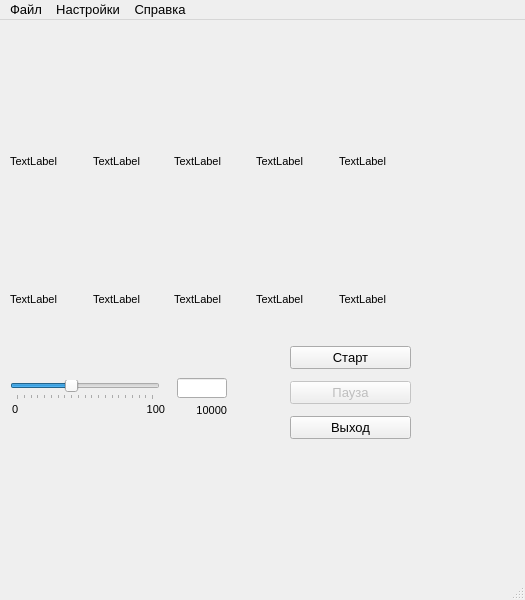
This is window_main.ui in dxdate/VEDRA as Qt 5 draws it before an edit. The edited form follows.
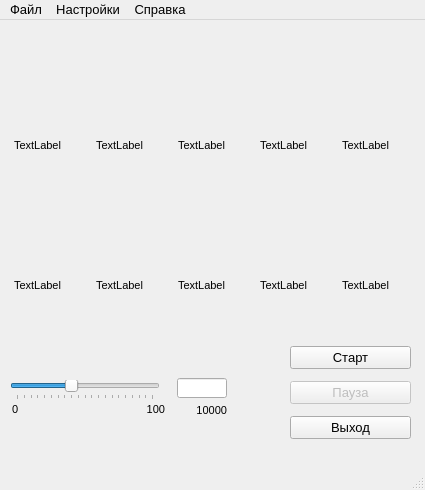
This is the edited form. Icons and pictures are not drawn.

The edit to the form file:
```diff
--- a/window_main.ui
+++ b/window_main.ui
@@ -6,20 +6,20 @@
    <rect>
     <x>0</x>
     <y>0</y>
-    <width>525</width>
-    <height>600</height>
+    <width>425</width>
+    <height>490</height>
    </rect>
   </property>
   <property name="minimumSize">
    <size>
-    <width>525</width>
-    <height>600</height>
+    <width>425</width>
+    <height>490</height>
    </size>
   </property>
   <property name="maximumSize">
    <size>
-    <width>525</width>
-    <height>600</height>
+    <width>425</width>
+    <height>490</height>
    </size>
   </property>
   <property name="font">
@@ -146,18 +146,113 @@
      <set>Qt::AlignRight|Qt::AlignTrailing|Qt::AlignVCenter</set>
     </property>
    </widget>
-   <widget class="QWidget" name="gridLayoutWidget">
+   <widget class="QLabel" name="no_edit_10">
     <property name="geometry">
      <rect>
+      <x>144</x>
+      <y>381</y>
+      <width>21</width>
+      <height>16</height>
+     </rect>
+    </property>
+    <property name="font">
+     <font>
+      <pointsize>8</pointsize>
+      <kerning>false</kerning>
+     </font>
+    </property>
+    <property name="layoutDirection">
+     <enum>Qt::RightToLeft</enum>
+    </property>
+    <property name="text">
+     <string>100</string>
+    </property>
+    <property name="alignment">
+     <set>Qt::AlignRight|Qt::AlignTrailing|Qt::AlignVCenter</set>
+    </property>
+   </widget>
+   <widget class="QLabel" name="no_edit_0">
+    <property name="geometry">
+     <rect>
+      <x>12</x>
+      <y>381</y>
+      <width>16</width>
+      <height>16</height>
+     </rect>
+    </property>
+    <property name="font">
+     <font>
+      <pointsize>8</pointsize>
+     </font>
+    </property>
+    <property name="text">
+     <string>0</string>
+    </property>
+   </widget>
+   <widget class="QSlider" name="slider_speed">
+    <property name="geometry">
+     <rect>
       <x>10</x>
-      <y>40</y>
-      <width>405</width>
-      <height>271</height>
+      <y>360</y>
+      <width>150</width>
+      <height>20</height>
      </rect>
     </property>
-    <layout class="QGridLayout" name="buckets_layout">
-     <item row="1" column="0">
+    <property name="minimumSize">
+     <size>
+      <width>150</width>
+      <height>20</height>
+     </size>
+    </property>
+    <property name="maximumSize">
+     <size>
+      <width>150</width>
+      <height>20</height>
+     </size>
+    </property>
+    <property name="maximum">
+     <number>100</number>
+    </property>
+    <property name="value">
+     <number>40</number>
+    </property>
+    <property name="orientation">
+     <enum>Qt::Horizontal</enum>
+    </property>
+    <property name="tickPosition">
+     <enum>QSlider::TicksBelow</enum>
+    </property>
+    <property name="tickInterval">
+     <number>5</number>
+    </property>
+   </widget>
+   <widget class="QLabel" name="label_bad_num">
+    <property name="geometry">
+     <rect>
+      <x>10</x>
+      <y>30</y>
+      <width>401</width>
+      <height>16</height>
+     </rect>
+    </property>
+    <property name="font">
+     <font>
+      <pointsize>8</pointsize>
+     </font>
+    </property>
+    <property name="text">
+     <string/>
+    </property>
+   </widget>
       <widget class="QLabel" name="label_bucket_1">
+    <property name="geometry">
+     <rect>
+      <x>14</x>
+      <y>110</y>
+      <width>71</width>
+      <height>31</height>
+     </rect>
+    </property>
        <property name="font">
         <font>
          <pointsize>8</pointsize>
@@ -167,9 +262,15 @@
         <string>TextLabel</string>
        </property>
       </widget>
-     </item>
-     <item row="0" column="0">
       <widget class="QLabel" name="bucket_1">
+    <property name="geometry">
+     <rect>
+      <x>11</x>
+      <y>41</y>
+      <width>75</width>
+      <height>75</height>
+     </rect>
+    </property>
        <property name="maximumSize">
         <size>
          <width>16777215</width>
@@ -183,9 +284,15 @@
         <pixmap>images/bucket.png</pixmap>
        </property>
       </widget>
-     </item>
-     <item row="0" column="2">
       <widget class="QLabel" name="bucket_3">
+    <property name="geometry">
+     <rect>
+      <x>175</x>
+      <y>41</y>
+      <width>75</width>
+      <height>75</height>
+     </rect>
+    </property>
        <property name="maximumSize">
         <size>
          <width>16777215</width>
@@ -199,9 +306,15 @@
         <pixmap>images/bucket.png</pixmap>
        </property>
       </widget>
-     </item>
-     <item row="1" column="1">
       <widget class="QLabel" name="label_bucket_2">
+    <property name="geometry">
+     <rect>
+      <x>96</x>
+      <y>110</y>
+      <width>71</width>
+      <height>31</height>
+     </rect>
+    </property>
        <property name="font">
         <font>
          <pointsize>8</pointsize>
@@ -211,9 +324,15 @@
         <string>TextLabel</string>
        </property>
       </widget>
-     </item>
-     <item row="1" column="4">
       <widget class="QLabel" name="label_bucket_5">
+    <property name="geometry">
+     <rect>
+      <x>342</x>
+      <y>110</y>
+      <width>71</width>
+      <height>31</height>
+     </rect>
+    </property>
        <property name="font">
         <font>
          <pointsize>8</pointsize>
@@ -223,9 +342,15 @@
         <string>TextLabel</string>
        </property>
       </widget>
-     </item>
-     <item row="0" column="1">
       <widget class="QLabel" name="bucket_2">
+    <property name="geometry">
+     <rect>
+      <x>93</x>
+      <y>41</y>
+      <width>75</width>
+      <height>75</height>
+     </rect>
+    </property>
        <property name="minimumSize">
         <size>
          <width>0</width>
@@ -248,9 +373,15 @@
         <bool>false</bool>
        </property>
       </widget>
-     </item>
-     <item row="1" column="2">
       <widget class="QLabel" name="label_bucket_3">
+    <property name="geometry">
+     <rect>
+      <x>178</x>
+      <y>110</y>
+      <width>71</width>
+      <height>31</height>
+     </rect>
+    </property>
        <property name="font">
         <font>
          <pointsize>8</pointsize>
@@ -260,9 +391,15 @@
         <string>TextLabel</string>
        </property>
       </widget>
-     </item>
-     <item row="2" column="2">
       <widget class="QLabel" name="bucket_8">
+    <property name="geometry">
+     <rect>
+      <x>175</x>
+      <y>179</y>
+      <width>75</width>
+      <height>75</height>
+     </rect>
+    </property>
        <property name="text">
         <string/>
        </property>
@@ -270,9 +407,15 @@
         <pixmap>images/bucket.png</pixmap>
        </property>
       </widget>
-     </item>
-     <item row="2" column="0">
       <widget class="QLabel" name="bucket_6">
+    <property name="geometry">
+     <rect>
+      <x>11</x>
+      <y>179</y>
+      <width>75</width>
+      <height>75</height>
+     </rect>
+    </property>
        <property name="text">
         <string/>
        </property>
@@ -280,9 +423,15 @@
         <pixmap>images/bucket.png</pixmap>
        </property>
       </widget>
-     </item>
-     <item row="2" column="1">
       <widget class="QLabel" name="bucket_7">
+    <property name="geometry">
+     <rect>
+      <x>93</x>
+      <y>179</y>
+      <width>75</width>
+      <height>75</height>
+     </rect>
+    </property>
        <property name="text">
         <string/>
        </property>
@@ -290,9 +439,15 @@
         <pixmap>images/bucket.png</pixmap>
        </property>
       </widget>
-     </item>
-     <item row="2" column="3">
       <widget class="QLabel" name="bucket_9">
+    <property name="geometry">
+     <rect>
+      <x>257</x>
+      <y>179</y>
+      <width>75</width>
+      <height>75</height>
+     </rect>
+    </property>
        <property name="text">
         <string/>
        </property>
@@ -300,9 +455,15 @@
         <pixmap>images/bucket.png</pixmap>
        </property>
       </widget>
-     </item>
-     <item row="2" column="4">
       <widget class="QLabel" name="bucket_10">
+    <property name="geometry">
+     <rect>
+      <x>339</x>
+      <y>179</y>
+      <width>75</width>
+      <height>75</height>
+     </rect>
+    </property>
        <property name="text">
         <string/>
        </property>
@@ -310,9 +471,15 @@
         <pixmap>images/bucket.png</pixmap>
        </property>
       </widget>
-     </item>
-     <item row="1" column="3">
       <widget class="QLabel" name="label_bucket_4">
+    <property name="geometry">
+     <rect>
+      <x>260</x>
+      <y>110</y>
+      <width>71</width>
+      <height>31</height>
+     </rect>
+    </property>
        <property name="font">
         <font>
          <pointsize>8</pointsize>
@@ -322,9 +489,15 @@
         <string>TextLabel</string>
        </property>
       </widget>
-     </item>
-     <item row="0" column="3">
       <widget class="QLabel" name="bucket_4">
+    <property name="geometry">
+     <rect>
+      <x>257</x>
+      <y>41</y>
+      <width>75</width>
+      <height>75</height>
+     </rect>
+    </property>
        <property name="maximumSize">
         <size>
          <width>16777215</width>
@@ -338,9 +511,15 @@
         <pixmap>images/bucket.png</pixmap>
        </property>
       </widget>
-     </item>
-     <item row="0" column="4">
       <widget class="QLabel" name="bucket_5">
+    <property name="geometry">
+     <rect>
+      <x>339</x>
+      <y>41</y>
+      <width>75</width>
+      <height>75</height>
+     </rect>
+    </property>
        <property name="maximumSize">
         <size>
          <width>16777215</width>
@@ -354,9 +533,15 @@
         <pixmap>images/bucket.png</pixmap>
        </property>
       </widget>
-     </item>
-     <item row="3" column="0">
       <widget class="QLabel" name="label_bucket_6">
+    <property name="geometry">
+     <rect>
+      <x>14</x>
+      <y>250</y>
+      <width>71</width>
+      <height>31</height>
+     </rect>
+    </property>
        <property name="font">
         <font>
          <pointsize>8</pointsize>
@@ -366,9 +551,15 @@
         <string>TextLabel</string>
        </property>
       </widget>
-     </item>
-     <item row="3" column="1">
       <widget class="QLabel" name="label_bucket_7">
+    <property name="geometry">
+     <rect>
+      <x>96</x>
+      <y>250</y>
+      <width>71</width>
+      <height>31</height>
+     </rect>
+    </property>
        <property name="font">
         <font>
          <pointsize>8</pointsize>
@@ -378,9 +569,15 @@
         <string>TextLabel</string>
        </property>
       </widget>
-     </item>
-     <item row="3" column="2">
       <widget class="QLabel" name="label_bucket_8">
+    <property name="geometry">
+     <rect>
+      <x>178</x>
+      <y>250</y>
+      <width>71</width>
+      <height>31</height>
+     </rect>
+    </property>
        <property name="font">
         <font>
          <pointsize>8</pointsize>
@@ -390,9 +587,15 @@
         <string>TextLabel</string>
        </property>
       </widget>
-     </item>
-     <item row="3" column="3">
       <widget class="QLabel" name="label_bucket_9">
+    <property name="geometry">
+     <rect>
+      <x>260</x>
+      <y>250</y>
+      <width>71</width>
+      <height>31</height>
+     </rect>
+    </property>
        <property name="font">
         <font>
          <pointsize>8</pointsize>
@@ -402,9 +605,15 @@
         <string>TextLabel</string>
        </property>
       </widget>
-     </item>
-     <item row="3" column="4">
       <widget class="QLabel" name="label_bucket_10">
+    <property name="geometry">
+     <rect>
+      <x>342</x>
+      <y>250</y>
+      <width>71</width>
+      <height>31</height>
+     </rect>
+    </property>
        <property name="font">
         <font>
          <pointsize>8</pointsize>
@@ -412,89 +621,6 @@
        </property>
        <property name="text">
         <string>TextLabel</string>
-       </property>
-      </widget>
-     </item>
-    </layout>
-   </widget>
-   <widget class="QLabel" name="no_edit_10">
-    <property name="geometry">
-     <rect>
-      <x>144</x>
-      <y>381</y>
-      <width>21</width>
-      <height>16</height>
-     </rect>
-    </property>
-    <property name="font">
-     <font>
-      <pointsize>8</pointsize>
-      <kerning>false</kerning>
-     </font>
-    </property>
-    <property name="layoutDirection">
-     <enum>Qt::RightToLeft</enum>
-    </property>
-    <property name="text">
-     <string>100</string>
-    </property>
-    <property name="alignment">
-     <set>Qt::AlignRight|Qt::AlignTrailing|Qt::AlignVCenter</set>
-    </property>
-   </widget>
-   <widget class="QLabel" name="no_edit_0">
-    <property name="geometry">
-     <rect>
-      <x>12</x>
-      <y>381</y>
-      <width>16</width>
-      <height>16</height>
-     </rect>
-    </property>
-    <property name="font">
-     <font>
-      <pointsize>8</pointsize>
-     </font>
-    </property>
-    <property name="text">
-     <string>0</string>
-    </property>
-   </widget>
-   <widget class="QSlider" name="slider_speed">
-    <property name="geometry">
-     <rect>
-      <x>10</x>
-      <y>360</y>
-      <width>150</width>
-      <height>20</height>
-     </rect>
-    </property>
-    <property name="minimumSize">
-     <size>
-      <width>150</width>
-      <height>20</height>
-     </size>
-    </property>
-    <property name="maximumSize">
-     <size>
-      <width>150</width>
-      <height>20</height>
-     </size>
-    </property>
-    <property name="maximum">
-     <number>100</number>
-    </property>
-    <property name="value">
-     <number>40</number>
-    </property>
-    <property name="orientation">
-     <enum>Qt::Horizontal</enum>
-    </property>
-    <property name="tickPosition">
-     <enum>QSlider::TicksBelow</enum>
-    </property>
-    <property name="tickInterval">
-     <number>5</number>
     </property>
    </widget>
   </widget>
@@ -503,7 +629,7 @@
     <rect>
      <x>0</x>
      <y>0</y>
-     <width>525</width>
+     <width>425</width>
      <height>29</height>
     </rect>
    </property>
```
Lines whose indentation alone changed are shown as unchanged.
